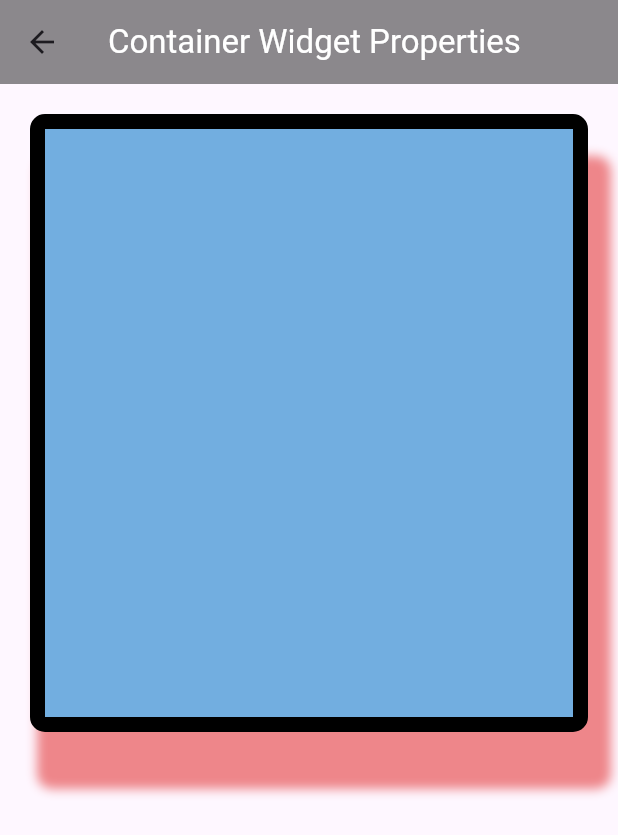
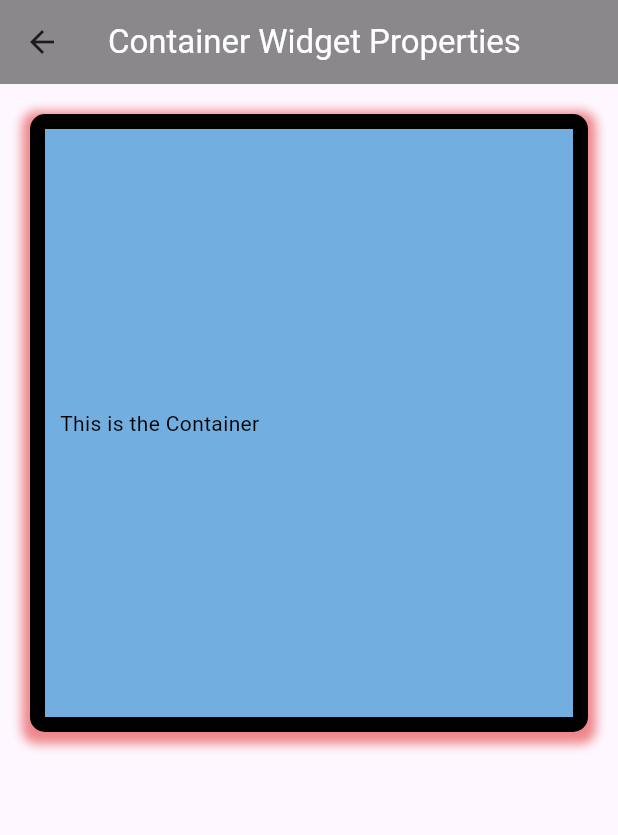
Before and after one commit to Ajkaushik9045/flutter_basics, a Flutter app: the ContainersWidget screen opened directly, on a phone screen of 412 x 824 dp. Shown: the top 835 px of the screen. Run offline on Flutter 3.47's test engine with Material 3 defaults, Android fonts, the phone set to English and light mode, and no system bars.

```diff
--- a/lib/Flutter_UI/containers_widget.dart
+++ b/lib/Flutter_UI/containers_widget.dart
@@ -41,7 +41,7 @@ class _ContainersWidgetState extends State<ContainersWidget> {
         // height: MediaQuery.of(context) //
         //     .size
         //     .height, // Adjust height according to the platform size
-        height: MediaQuery.of(context).size.height * 0.5,
+        height: MediaQuery.of(context).size.height*0.5,
         width: MediaQuery.of(context)
             .size
             .width, // Adjust width according to the platform size
@@ -69,16 +69,16 @@ class _ContainersWidgetState extends State<ContainersWidget> {
               blurRadius: 5,
               color: const Color.fromARGB(255, 222, 21, 21).withOpacity(0.5),
               offset:
-                  const Offset(10, 33), // Changes the position of the shadow
+                  const Offset(0, 3), // Changes the position of the shadow
             ),
           ],
         ),
 
         // This is the widget present inside the container
-        child: const Wrap(
-        children: [
-        ],
-        )
+        child: const Text(
+          "This is the Container",
+          style: TextStyle(color: Colors.black),
+        ),
       ),
     );
   }
```
